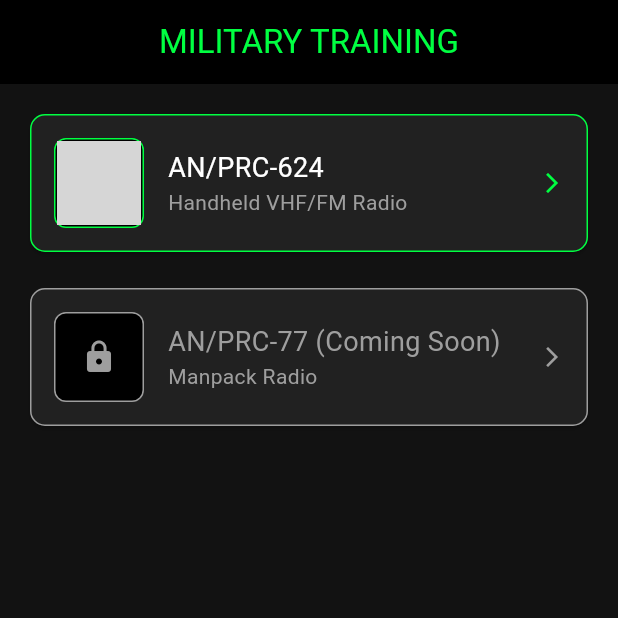
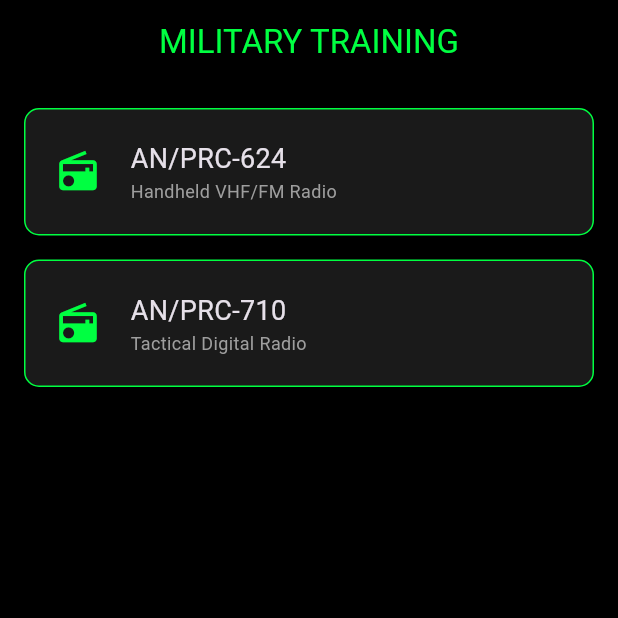
Before and after one commit to saisansan11/military_sim_2026, a Flutter app: the screen it shows after launch, on a phone screen of 412 x 824 dp, the top half of it. Run offline on Flutter 3.47's test engine with Material 3 defaults, Android fonts, the phone set to English and light mode, and no system bars; our stand-ins replace audioplayers, google_fonts; missing offline and left inert: model_viewer_plus; Roboto replaces fonts that are missing (Sarabun); grey boxes are pictures that could not be loaded.

Commit message:
System Recovery and PRC-710 Integration

```diff
--- a/lib/main.dart
+++ b/lib/main.dart
@@ -1,161 +1,90 @@
 import 'package:flutter/material.dart';
 import 'package:google_fonts/google_fonts.dart';
-import 'prc624_menu.dart'; // Import เมนูย่อยที่เราทำไว้
+import 'prc710_details.dart'; // ไฟล์รายละเอียดตัวใหม่
 
-void main() {
-  runApp(const MilitarySimApp());
-}
+void main() => runApp(const MilitarySimApp());
 
 class MilitarySimApp extends StatelessWidget {
   const MilitarySimApp({super.key});
-
   @override
   Widget build(BuildContext context) {
     return MaterialApp(
       debugShowCheckedModeBanner: false,
-      title: 'Military Sim',
-      theme: ThemeData(
-        brightness: Brightness.dark,
-        primaryColor: Colors.black,
-        scaffoldBackgroundColor: const Color(0xFF121212),
-        useMaterial3: true,
-      ),
-      home: const ToolListScreen(),
+      theme: ThemeData.dark(),
+      home: const MainSelectorScreen(),
     );
   }
 }
 
-class ToolListScreen extends StatelessWidget {
-  const ToolListScreen({super.key});
-
+class MainSelectorScreen extends StatelessWidget {
+  const MainSelectorScreen({super.key});
   @override
   Widget build(BuildContext context) {
     return Scaffold(
+      backgroundColor: Colors.black,
       appBar: AppBar(
         title: Text(
           "MILITARY TRAINING",
           style: GoogleFonts.blackOpsOne(color: const Color(0xFF00FF41)),
         ),
+        centerTitle: true,
         backgroundColor: Colors.black,
-        centerTitle: true,
       ),
-      body: ListView(
-        padding: const EdgeInsets.all(16),
+      body: Padding(
+        padding: const EdgeInsets.all(16.0),
+        child: Column(
           children: [
-          // การ์ดรายการเครื่องมือ PRC-624
-          _buildToolCard(
-            context,
-            title: "AN/PRC-624",
-            subtitle: "Handheld VHF/FM Radio",
-            imagePath: 'assets/images/prc624_real.png',
-            onTap: () {
+            // ปุ่มเลือก PRC-624 (รันได้ปกติ)
+            _buildRadioBtn(context, "AN/PRC-624", "Handheld VHF/FM Radio", () {
+              // Navigator ไปหน้าเมนู 624 เดิม
+            }),
+            const SizedBox(height: 16),
+
+            // ✅ ปุ่มเลือก PRC-710 (เพิ่มใหม่แบบ Safe Mode)
+            _buildRadioBtn(context, "AN/PRC-710", "Tactical Digital Radio", () {
               Navigator.push(
                 context,
                 MaterialPageRoute(
-                  builder: (context) => const Prc624MenuScreen(),
+                  builder: (context) => const Prc710DetailScreen(),
                 ),
               );
-            },
+            }),
+          ],
         ),
-
-          const SizedBox(height: 16),
-
-          // ตัวอย่างเครื่องมืออื่น (ล็อคไว้)
-          _buildToolCard(
-            context,
-            title: "AN/PRC-77 (Coming Soon)",
-            subtitle: "Manpack Radio",
-            isLocked: true,
-            onTap: () {},
-          ),
-        ],
       ),
     );
   }
 
-  // ฟังก์ชันสร้างการ์ด (แก้ไขใส่ Expanded ให้แล้ว)
-  Widget _buildToolCard(
-    BuildContext context, {
-    required String title,
-    required String subtitle,
-    String? imagePath,
-    required VoidCallback onTap,
-    bool isLocked = false,
-  }) {
-    return Card(
-      color: Colors.grey[900],
-      shape: RoundedRectangleBorder(
-        side: BorderSide(
-          color: isLocked ? Colors.grey : const Color(0xFF00FF41),
-          width: 1,
-        ),
+  Widget _buildRadioBtn(
+    BuildContext context,
+    String title,
+    String sub,
+    VoidCallback onTap,
+  ) {
+    return InkWell(
+      onTap: onTap,
+      child: Container(
+        padding: const EdgeInsets.all(20),
+        decoration: BoxDecoration(
+          color: const Color(0xFF1A1A1A),
+          border: Border.all(color: const Color(0xFF00FF41)),
           borderRadius: BorderRadius.circular(10),
         ),
-      child: InkWell(
-        onTap: onTap,
-        borderRadius: BorderRadius.circular(10),
-        child: Padding(
-          padding: const EdgeInsets.all(16.0),
         child: Row(
           children: [
-              // ส่วนไอคอน/รูปภาพด้านซ้าย
-              Container(
-                width: 60,
-                height: 60,
-                decoration: BoxDecoration(
-                  color: Colors.black,
-                  borderRadius: BorderRadius.circular(8),
-                  border: Border.all(
-                    color: isLocked ? Colors.grey : const Color(0xFF00FF41),
-                  ),
-                ),
-                child: isLocked
-                    ? const Icon(Icons.lock, color: Colors.grey)
-                    : (imagePath != null
-                          ? Padding(
-                              padding: const EdgeInsets.all(1),
-                              child: Image.asset(
-                                imagePath,
-                                fit: BoxFit.contain,
-                              ),
-                            )
-                          : const Icon(Icons.radio, color: Color(0xFF00FF41))),
-              ),
-              const SizedBox(width: 16),
-
-              // ✅ ส่วนข้อความ (ใส่ Expanded เพื่อป้องกันข้อความทะลุจอ)
-              Expanded(
-                child: Column(
+            const Icon(Icons.radio, color: Color(0xFF00FF41), size: 30),
+            const SizedBox(width: 20),
+            Column(
               crossAxisAlignment: CrossAxisAlignment.start,
               children: [
+                Text(title, style: GoogleFonts.blackOpsOne(fontSize: 18)),
                 Text(
-                      title,
-                      style: GoogleFonts.blackOpsOne(
-                        fontSize: 18,
-                        color: isLocked ? Colors.grey : Colors.white,
-                      ),
-                    ),
-                    Text(
-                      subtitle,
-                      style: GoogleFonts.sarabun(
-                        fontSize: 14,
-                        color: Colors.grey,
-                      ),
+                  sub,
+                  style: const TextStyle(color: Colors.grey, fontSize: 12),
                 ),
               ],
             ),
-              ),
-
-              const SizedBox(width: 8),
-
-              // ลูกศรขวาสุด
-              Icon(
-                Icons.arrow_forward_ios,
-                color: isLocked ? Colors.grey : const Color(0xFF00FF41),
-                size: 16,
-              ),
           ],
-          ),
         ),
       ),
     );
--- a/lib/prc624_trouble.dart
+++ b/lib/prc624_trouble.dart
@@ -286,9 +286,9 @@ class _Prc624TroubleScreenState extends State<Prc624TroubleScreen> {
 
                   Color borderColor = Colors.grey[700]!;
                   if (answered) {
-                    if (isCorrectAnswer)
+                    if (isCorrectAnswer) {
                       borderColor = Colors.green;
-                    else if (isSelected)
+                    } else if (isSelected)
                       borderColor = Colors.red;
                   }
 
```
Also changed, not shown: lib/prc710_details.dart (added, +77 -0 lines), pubspec.yaml (+11 -12 lines). Lines whose indentation alone changed are shown as unchanged.
